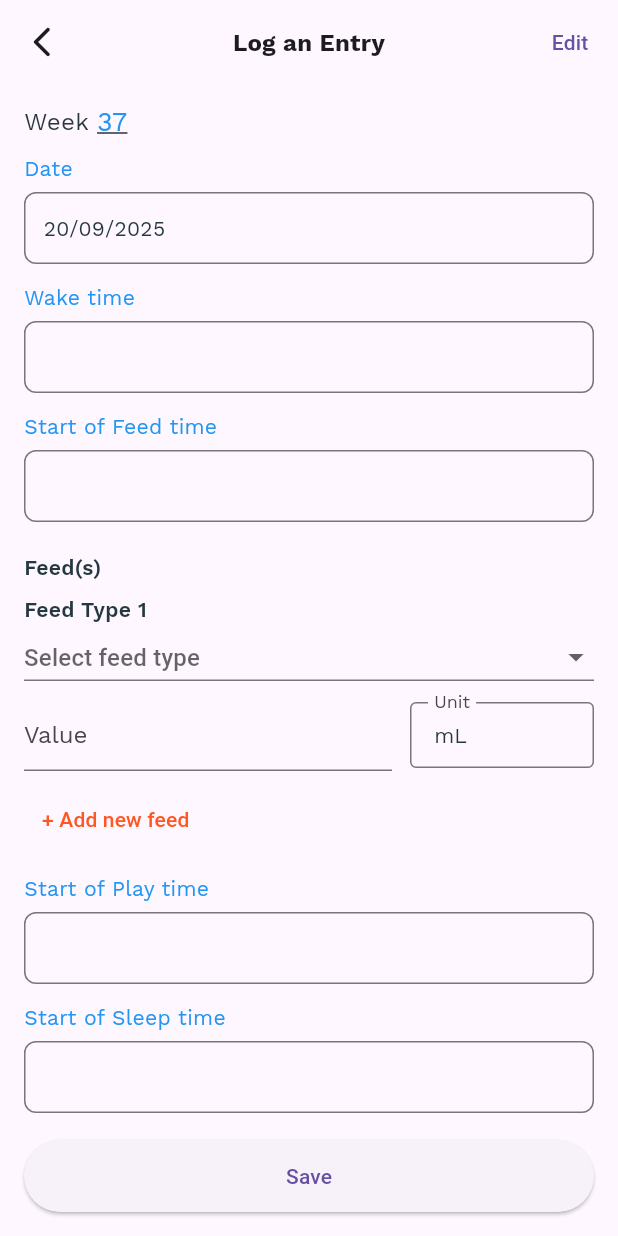
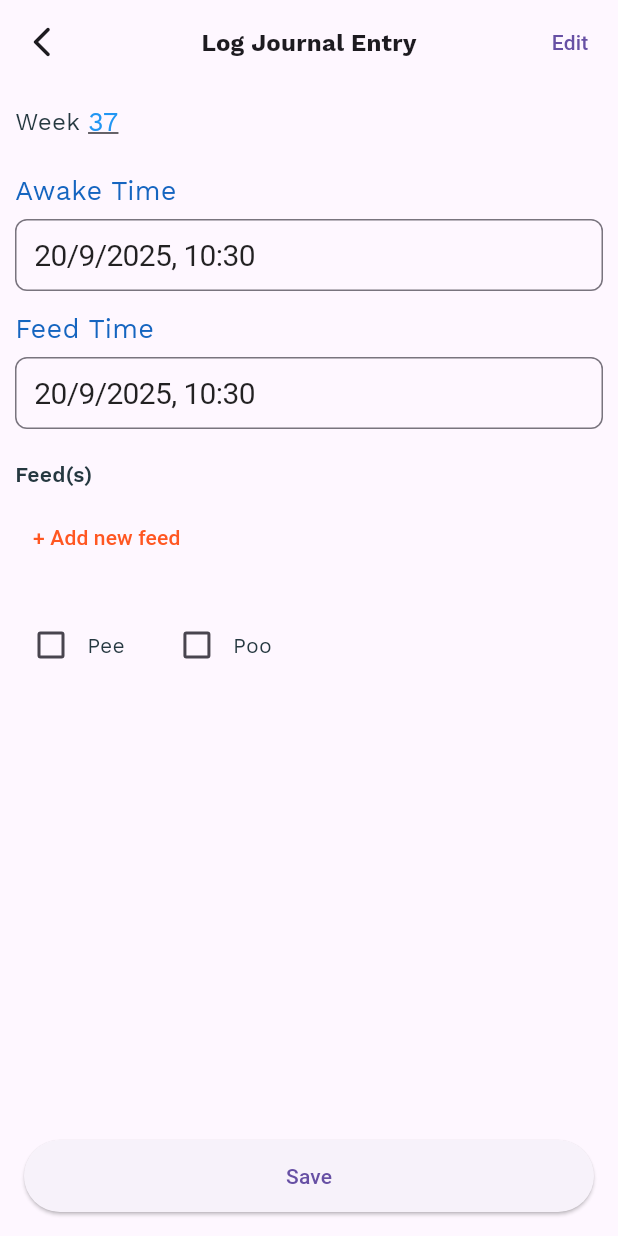
Before and after one commit to jiawei2000/first60Days, a Flutter app: the JournalEntryPage screen opened directly with empty values, on a phone screen of 412 x 824 dp. Run offline on Flutter 3.47's test engine with Material 3 defaults, Android fonts, the phone set to English and light mode, and no system bars; our stand-ins replace flutter_dotenv, font_awesome_flutter, jwt_decoder, table_calendar; project files that could hold a hidden picture were left out.

Commit message:
add create journal datetime picker

```diff
--- a/frontend/template/lib/model/journal_entry.dart
+++ b/frontend/template/lib/model/journal_entry.dart
@@ -1,7 +1,7 @@
 import 'feed_type.dart';
 
 class JournalEntry {
-  final String id;
+  final String? id;
   final int? cycleNo;
   final String? remarks;
   final List<FeedType>? feedType;
@@ -14,7 +14,7 @@ class JournalEntry {
   final bool? hasUrine;
 
   JournalEntry({
-    required this.id,
+    this.id,
     this.cycleNo,
     this.remarks,
     this.feedType,
@@ -51,15 +51,3 @@ class JournalEntry {
     hasUrine: json['urine'] as bool?,
   );
 }
-
-JournalEntry toJson(Map<String, dynamic> json) => JournalEntry(
-  id: json['id'] as String,
-  cycleNo: json['cycleNo'] as int,
-  remarks: json['remarks'] as String,
-  feedType: List<FeedType>.from(
-    (json['feedType'] as List).map((item) => FeedType.fromJson(item)),
-  ),
-  sleepDuration: json['sleepDuration'] as int,
-  hasStool: json['stool'] as bool?,
-  hasUrine: json['urine'] as bool?,
-);
--- a/frontend/template/lib/screens/calendar/month_view.dart
+++ b/frontend/template/lib/screens/calendar/month_view.dart
@@ -27,7 +27,8 @@ class _MonthViewState extends State<MonthView> {
 
   void _getJournalEntries() {
     debugPrint("Reach AAA");
-    JournalAPI.getJournalEntries().then((response) {
+    String babyId = "W6bOM4UJxxfbo0bktsmO"; // Replace with actual babyId
+    JournalAPI.getJournalEntries(babyId).then((response) {
       debugPrint("Response status: ${response.statusCode}");
       // debugPrint("Response body: ${response.body}");
       setState(() {
--- a/frontend/template/lib/screens/create_journal_entry.dart
+++ b/frontend/template/lib/screens/create_journal_entry.dart
@@ -1,92 +1,19 @@
+import 'package:flutter/cupertino.dart';
 import 'package:flutter/material.dart';
 import 'package:flutter/services.dart';
-import 'package:provider/provider.dart';
-import 'providers/auth_provider.dart'; // path relative to /screens
+
+import '../model/journal_entry.dart';
+import '../network/journal_api.dart';
 
 class Feed {
-  String type;   // e.g. EBM / FM / BF(L) / BF(R)
-  String unit;   // mL or minutes
+  String type; // e.g. EBM / FM / BF(L) / BF(R)
+  String unit; // mL or minutes
   double? value; // numeric value
 
   Feed({this.type = '', this.unit = 'mL', this.value});
 
-  Map<String, dynamic> toJson() => {
-    'type': type,
-    'unit': unit,
-    'value': value,
-  };
+  Map<String, dynamic> toJson() => {'type': type, 'unit': unit, 'value': value};
   bool get isEmpty => type.isEmpty && (value == null);
-}
-
-class JournalEntry {
-  DateTime date;
-  String? cycle; // e.g., "First Feed"
-  int?cycleNo;
-  TimeOfDay? wakeTime;
-  TimeOfDay? feedTime;
-  TimeOfDay? playTime;
-  TimeOfDay? sleepTime;
-
-  // Advanced fields
-  TimeOfDay? wakeUpTime;
-  TimeOfDay? startFeedTime;
-  String? typeOfFeed; // EBM / FM / Direct Latch etc.
-  int? totalFeedRightMins;
-  int? totalFeedLeftMins;
-  int? feedAmountMl;
-  TimeOfDay? startPlayTime;
-  TimeOfDay? startSleepTime;
-  Duration? sleepDuration;
-  bool pee;
-  bool poo;
-
-  List<Feed> feeds;
-
-  JournalEntry({
-    required this.date,
-    this.cycle,
-    this.cycleNo,
-    this.wakeTime,
-    this.feedTime,
-    this.playTime,
-    this.sleepTime,
-    this.wakeUpTime,
-    this.startFeedTime,
-    this.typeOfFeed,
-    this.totalFeedRightMins,
-    this.totalFeedLeftMins,
-    this.feedAmountMl,
-    this.startPlayTime,
-    this.startSleepTime,
-    this.sleepDuration,
-    this.pee = false,
-    this.poo = false,
-    this.feeds = const [],
-  });
-
-  Map<String, dynamic> toJson() => {
-        'date': date.toIso8601String(),
-        'cycle': cycle,
-        'cycleNo': cycleNo,
-        'wakeTime': _fmtTOD(wakeTime),
-        'feedTime': _fmtTOD(feedTime),
-        'playTime': _fmtTOD(playTime),
-        'sleepTime': _fmtTOD(sleepTime),
-        'wakeUpTime': _fmtTOD(wakeUpTime),
-        'startFeedTime': _fmtTOD(startFeedTime),
-        'typeOfFeed': typeOfFeed,
-        'totalFeedRightMins': totalFeedRightMins,
-        'totalFeedLeftMins': totalFeedLeftMins,
-        'feedAmountMl': feedAmountMl,
-        'startPlayTime': _fmtTOD(startPlayTime),
-        'startSleepTime': _fmtTOD(startSleepTime),
-        'sleepDuration': sleepDuration?.inSeconds,
-        'pee': pee,
-        'poo': poo,
-        'feeds': feeds.map((f) => f.toJson()).toList(),
-      };
-
-  static String? _fmtTOD(TimeOfDay? t) => t == null ? null : _formatTimeOfDay(t);
 }
 
 const _kFeedTypes = ['EBM', 'FM', 'BF (L)', 'BF (R)'];
@@ -113,27 +40,22 @@ class _JournalEntryPageState extends State<JournalEntryPage> {
   final _formKey = GlobalKey<FormState>();
   bool _showAllFields = false;
 
-  // Core state
-  late DateTime _date;
-  TimeOfDay? _wakeTime;
-  TimeOfDay? _feedTime;
-  TimeOfDay? _playTime;
-  TimeOfDay? _sleepTime;
-
   // Advanced state
   String? _cycle;
   final _cycleNoCtrl = TextEditingController();
-  TimeOfDay? _wakeUpTime;
-  TimeOfDay? _startFeedTime;
   String? _typeOfFeed;
   final _totalRightCtrl = TextEditingController();
   final _totalLeftCtrl = TextEditingController();
   final _feedAmountCtrl = TextEditingController();
-  TimeOfDay? _startPlayTime;
-  TimeOfDay? _startSleepTime;
   final _sleepDurationCtrl = TextEditingController(text: '02:30:00');
   bool _pee = false;
   bool _poo = false;
+
+  DateTime _startWakeTime = DateTime.now();
+  DateTime _startFeedTime = DateTime.now();
+  DateTime _startPlayTime = DateTime.now();
+  DateTime _startSleepTime = DateTime.now();
+  TimeOfDay? _playTime;
 
   final List<TextEditingController> _feedTypeCtrls = [];
   final List<TextEditingController> _feedValueCtrls = [];
@@ -143,40 +65,6 @@ class _JournalEntryPageState extends State<JournalEntryPage> {
   void initState() {
     super.initState();
     final init = widget.initial;
-    _date = init?.date ?? DateTime.now();
-    _wakeTime = init?.wakeTime;
-    _feedTime = init?.feedTime;
-    _playTime = init?.playTime;
-    _sleepTime = init?.sleepTime;
-
-    _cycle = init?.cycle;
-    if (init?.cycleNo != null) _cycleNoCtrl.text = init!.cycleNo.toString();
-    _wakeUpTime = init?.wakeUpTime;
-    _startFeedTime = init?.startFeedTime;
-    _typeOfFeed = init?.typeOfFeed;
-    if (init?.totalFeedRightMins != null) {
-      _totalRightCtrl.text = init!.totalFeedRightMins.toString();
-    }
-    if (init?.totalFeedLeftMins != null) {
-      _totalLeftCtrl.text = init!.totalFeedLeftMins.toString();
-    }
-    if (init?.feedAmountMl != null) {
-      _feedAmountCtrl.text = init!.feedAmountMl.toString();
-    }
-    if (init?.sleepDuration != null) {
-      _sleepDurationCtrl.text = _formatDuration(init!.sleepDuration!);
-    }
-    _startPlayTime = init?.startPlayTime;
-    _startSleepTime = init?.startSleepTime;
-    _pee = init?.pee ?? false;
-    _poo = init?.poo ?? false;
-
-    final seeds = init?.feeds ?? [Feed()];
-    for (final f in seeds) {
-      _feedTypeCtrls.add(TextEditingController(text: f.type));
-      _feedValueCtrls.add(TextEditingController(text: f.value?.toString() ?? ''));
-      _feedUnits.add(f.unit);
-    }
   }
 
   @override
@@ -200,29 +88,38 @@ class _JournalEntryPageState extends State<JournalEntryPage> {
     return Scaffold(
       appBar: AppBar(
         leading: const BackButton(),
-        title: const Text('Log an Entry'),
+        title: const Text('Log Journal Entry'),
         actions: [
           TextButton(
             onPressed: () => setState(() => _showAllFields = !_showAllFields),
             child: Text(_showAllFields ? 'Simple' : 'Edit'),
-          )
+          ),
         ],
       ),
       body: SafeArea(
         child: Form(
           key: _formKey,
           child: ListView(
-            padding: const EdgeInsets.symmetric(horizontal: 16, vertical: 12),
+            padding: const EdgeInsets.symmetric(horizontal: 10, vertical: 12),
             children: [
               _weekHeader(),
-              const SizedBox(height: 8),
-              _dateField(context),
-              const SizedBox(height: 12),
-              _timeField(context, label: 'Wake time', value: _wakeTime,
-                  onPicked: (t) => setState(() => _wakeTime = t)),
-              const SizedBox(height: 12),
-              _timeField(context, label: 'Start of Feed time', value: _feedTime,
-                  onPicked: (t) => setState(() => _feedTime = t)),
+              SizedBox(height: 20),
+              SizedBox(
+                width: double.infinity,
+                child: _cupertinoDate(
+                  context,
+                  _startWakeTime,
+                  'Awake Time',
+                  (newDateTime) => setState(() => _startWakeTime = newDateTime),
+                ),
+              ),
+              SizedBox(height: 12),
+              _cupertinoDate(
+                context,
+                _startFeedTime,
+                'Feed Time',
+                (newDateTime) => setState(() => _startFeedTime = newDateTime),
+              ),
               const SizedBox(height: 12),
               _section('Feed(s)'),
               for (int i = 0; i < _feedTypeCtrls.length; i++) ...[
@@ -233,22 +130,26 @@ class _JournalEntryPageState extends State<JournalEntryPage> {
                 alignment: Alignment.centerLeft,
                 child: TextButton(
                   onPressed: _addFeed,
-                  child: const Text('+ Add new feed',
-                      style: TextStyle(color: Colors.deepOrange)),
+                  child: const Text(
+                    '+ Add new feed',
+                    style: TextStyle(color: Colors.deepOrange),
+                  ),
                 ),
               ),
               const SizedBox(height: 12),
-              _timeField(context, label: 'Start of Play time', value: _playTime,
-                  onPicked: (t) => setState(() => _playTime = t)),
               const SizedBox(height: 12),
-              _timeField(context, label: 'Start of Sleep time', value: _sleepTime,
-                  onPicked: (t) => setState(() => _sleepTime = t)),
               Row(
                 children: [
-                  Checkbox(value: _pee, onChanged: (v) => setState(() => _pee = v ?? false)),
+                  Checkbox(
+                    value: _pee,
+                    onChanged: (v) => setState(() => _pee = v ?? false),
+                  ),
                   const Text('Pee'),
                   const SizedBox(width: 24),
-                  Checkbox(value: _poo, onChanged: (v) => setState(() => _poo = v ?? false)),
+                  Checkbox(
+                    value: _poo,
+                    onChanged: (v) => setState(() => _poo = v ?? false),
+                  ),
                   const Text('Poo'),
                 ],
               ),
@@ -266,11 +167,10 @@ class _JournalEntryPageState extends State<JournalEntryPage> {
                     onChanged: (v) => _cycle = v,
                   ),
                 ),
-                _timeField(context, label: 'Wake time (legacy field)', value: _wakeUpTime,
-                    onPicked: (t) => setState(() => _wakeUpTime = t)),
-                _timeField(context, label: 'Start of Feed Time (legacy)', value: _startFeedTime,
-                    onPicked: (t) => setState(() => _startFeedTime = t)),
-                _textField(label: 'Type of Feed (legacy)', onChanged: (v) => _typeOfFeed = v),
+                _textField(
+                  label: 'Type of Feed (legacy)',
+                  onChanged: (v) => _typeOfFeed = v,
+                ),
                 _numberField('Total Feed Time in Mins (R)', _totalRightCtrl),
                 _numberField('Total Feed Time in Mins (L)', _totalLeftCtrl),
                 _numberField('Feed Amount (mL)', _feedAmountCtrl),
@@ -295,11 +195,13 @@ class _JournalEntryPageState extends State<JournalEntryPage> {
   }
 
   Widget _feedGroup(int index) {
-    final typeCtrl  = _feedTypeCtrls[index];
+    final typeCtrl = _feedTypeCtrls[index];
     final valueCtrl = _feedValueCtrls[index];
 
     // keep unit in sync with type (in case initial data had empty unit)
-    final currentUnit = _unitForType(typeCtrl.text.isEmpty ? null : typeCtrl.text);
+    final currentUnit = _unitForType(
+      typeCtrl.text.isEmpty ? null : typeCtrl.text,
+    );
     if (_feedUnits[index] != currentUnit) {
       _feedUnits[index] = currentUnit;
     }
@@ -307,7 +209,10 @@ class _JournalEntryPageState extends State<JournalEntryPage> {
     return Column(
       crossAxisAlignment: CrossAxisAlignment.start,
       children: [
-        Text('Feed Type ${index + 1}', style: const TextStyle(fontWeight: FontWeight.w600)),
+        Text(
+          'Feed Type ${index + 1}',
+          style: const TextStyle(fontWeight: FontWeight.w600),
+        ),
         const SizedBox(height: 6),
 
         // Feed TYPE dropdown
@@ -338,9 +243,16 @@ class _JournalEntryPageState extends State<JournalEntryPage> {
               flex: 2,
               child: TextFormField(
                 controller: valueCtrl,
-                keyboardType: const TextInputType.numberWithOptions(decimal: true),
-                inputFormatters: [FilteringTextInputFormatter.allow(RegExp(r'[0-9.]'))],
-                decoration: const InputDecoration(labelText: 'Value', isDense: true),
+                keyboardType: const TextInputType.numberWithOptions(
+                  decimal: true,
+                ),
+                inputFormatters: [
+                  FilteringTextInputFormatter.allow(RegExp(r'[0-9.]')),
+                ],
+                decoration: const InputDecoration(
+                  labelText: 'Value',
+                  isDense: true,
+                ),
                 validator: (v) {
                   if (v == null || v.trim().isEmpty) return null; // optional
                   return double.tryParse(v) == null ? 'Numeric' : null;
@@ -354,7 +266,11 @@ class _JournalEntryPageState extends State<JournalEntryPage> {
             Expanded(
               flex: 1,
               child: InputDecorator(
-                decoration: const InputDecoration(labelText: 'Unit', isDense: true, border: OutlineInputBorder()),
+                decoration: const InputDecoration(
+                  labelText: 'Unit',
+                  isDense: true,
+                  border: OutlineInputBorder(),
+                ),
                 child: Text(_feedUnits[index]),
               ),
             ),
@@ -369,7 +285,10 @@ class _JournalEntryPageState extends State<JournalEntryPage> {
                   padding: EdgeInsets.zero,
                   iconSize: 20,
                   splashRadius: 18,
-                  constraints: const BoxConstraints.tightFor(width: 36, height: 36),
+                  constraints: const BoxConstraints.tightFor(
+                    width: 36,
+                    height: 36,
+                  ),
                   icon: const Icon(Icons.remove_circle_outline),
                   onPressed: () => _removeFeed(index),
                   tooltip: 'Remove',
@@ -398,17 +317,81 @@ class _JournalEntryPageState extends State<JournalEntryPage> {
     });
   }
 
-
   Widget _weekHeader() {
+    var _date = DateTime.now();
     final week = _weekNumber(_date);
     return Row(
       children: [
         const Text('Week ', style: TextStyle(fontSize: 16)),
         GestureDetector(
           onTap: () {},
-          child: Text('$week', style: const TextStyle(fontSize: 18, color: Colors.blue, decoration: TextDecoration.underline)),
-        )
+          child: Text(
+            '$week',
+            style: const TextStyle(
+              fontSize: 18,
+              color: Colors.blue,
+              decoration: TextDecoration.underline,
+            ),
+          ),
+        ),
       ],
+    );
+  }
+
+  void _showDialog(Widget child) {
+    showCupertinoModalPopup<void>(
+      context: context,
+      builder: (BuildContext context) => Container(
+        height: 216,
+        padding: const EdgeInsets.only(top: 6.0),
+        // The Bottom margin is provided to align the popup above the system
+        // navigation bar.
+        margin: EdgeInsets.only(
+          bottom: MediaQuery.of(context).viewInsets.bottom,
+        ),
+        // Provide a background color for the popup.
+        color: CupertinoColors.systemBackground.resolveFrom(context),
+        // Use a SafeArea widget to avoid system overlaps.
+        child: SafeArea(top: false, child: child),
+      ),
+    );
+  }
+
+  Widget _cupertinoDate(
+    BuildContext context,
+    DateTime dateTime,
+    String label,
+    ValueChanged<DateTime> onChanged,
+  ) {
+    return _LabeledField(
+      label: label,
+      child: InkWell(
+        // Give the blinking effect when clicked
+        child: CupertinoButton(
+          padding: EdgeInsets.zero,
+          // Display a CupertinoDatePicker in dateTime picker mode.
+          onPressed: () => _showDialog(
+            CupertinoDatePicker(
+              initialDateTime: dateTime,
+              use24hFormat: true,
+              // This is called when the user changes the dateTime.
+              onDateTimeChanged: (DateTime newDateTime) {
+                // setState(() => dateTime = newDateTime);
+                onChanged(newDateTime);
+              },
+            ),
+          ),
+          // child: Text(
+          //   // Format DateTime
+          //   '${dateTime.month}/${dateTime.day}/${dateTime.year}, ${dateTime.hour.toString().padLeft(2, '0')}:${dateTime.minute.toString().padLeft(2, '0')}',
+          //   style: const TextStyle(fontSize: 22.0),
+          // ),
+          child: _ReadOnlyBox(
+            text:
+                "${dateTime.day}/${dateTime.month}/${dateTime.year}, ${dateTime.hour.toString().padLeft(2, '0')}:${dateTime.minute.toString().padLeft(2, '0')}",
+          ),
+        ),
+      ),
     );
   }
 
@@ -417,30 +400,20 @@ class _JournalEntryPageState extends State<JournalEntryPage> {
     child: Text(title, style: const TextStyle(fontWeight: FontWeight.w600)),
   );
 
-  Widget _dateField(BuildContext context) {
-    return _LabeledField(
-      label: 'Date',
-      child: InkWell(
-        onTap: () async {
-          final picked = await showDatePicker(
-            context: context,
-            initialDate: _date,
-            firstDate: DateTime(2020),
-            lastDate: DateTime(2100),
-          );
-          if (picked != null) setState(() => _date = picked);
-        },
-        child: _ReadOnlyBox(text: _formatDate(_date)),
-      ),
-    );
-  }
-
-  Widget _timeField(BuildContext context, {required String label, required TimeOfDay? value, required ValueChanged<TimeOfDay> onPicked}) {
+  Widget _timeField(
+    BuildContext context, {
+    required String label,
+    required TimeOfDay? value,
+    required ValueChanged<TimeOfDay> onPicked,
+  }) {
     return _LabeledField(
       label: label,
       child: InkWell(
         onTap: () async {
-          final picked = await showTimePicker(context: context, initialTime: value ?? TimeOfDay.now());
+          final picked = await showTimePicker(
+            context: context,
+            initialTime: value ?? TimeOfDay.now(),
+          );
           if (picked != null) onPicked(picked);
         },
         child: _ReadOnlyBox(text: value == null ? '' : _formatTimeOfDay(value)),
@@ -448,21 +421,11 @@ class _JournalEntryPageState extends State<JournalEntryPage> {
     );
   }
 
-  // Widget _durationField() {
-  //   return _LabeledField(
-  //     label: 'Sleep Duration',
-  //     child: TextFormField(
-  //       controller: _sleepDurationCtrl,
-  //       decoration: const InputDecoration(hintText: 'HH:MM:SS'),
-  //       validator: (v) {
-  //         if (v == null || v.isEmpty) return null; // optional
-  //         return _parseDuration(v) == null ? 'Use HH:MM:SS' : null;
-  //       },
-  //     ),
-  //   );
-  // }
-
-  Widget _textField({required String label, String? hintText, required ValueChanged<String> onChanged}) {
+  Widget _textField({
+    required String label,
+    String? hintText,
+    required ValueChanged<String> onChanged,
+  }) {
     return _LabeledField(
       label: label,
       child: TextFormField(
@@ -485,68 +448,15 @@ class _JournalEntryPageState extends State<JournalEntryPage> {
   }
 
   void _onSave() async {
-    if (!_formKey.currentState!.validate()) return;
+    final entry = JournalEntry(remarks: "test");
 
-    final feeds = <Feed>[];
-    for (var i = 0; i < _feedTypeCtrls.length; i++) {
-      final type = _feedTypeCtrls[i].text.trim();
-      final unit = _feedUnits[i];
-      final vTxt = _feedValueCtrls[i].text.trim();
-      final value = vTxt.isEmpty ? null : double.tryParse(vTxt);
-      final f = Feed(type: type, unit: unit, value: value);
-      if (!f.isEmpty) feeds.add(f);
-    }
+    debugPrint("Reach AAA");
+    String babyId = "W6bOM4UJxxfbo0bktsmO"; // Replace with actual babyId
 
-    final entry = JournalEntry(
-      date: _date,
-      cycle: _cycle,
-      cycleNo: _tryParseInt(_cycleNoCtrl.text),
-      wakeTime: _wakeTime,
-      feedTime: _feedTime,
-      playTime: _playTime,
-      sleepTime: _sleepTime,
-      wakeUpTime: _wakeUpTime,
-      startFeedTime: _startFeedTime,
-      typeOfFeed: _typeOfFeed,
-      totalFeedRightMins: _tryParseInt(_totalRightCtrl.text),
-      totalFeedLeftMins: _tryParseInt(_totalLeftCtrl.text),
-      feedAmountMl: _tryParseInt(_feedAmountCtrl.text),
-      startPlayTime: _startPlayTime,
-      startSleepTime: _startSleepTime,
-      sleepDuration: _parseDuration(_sleepDurationCtrl.text),
-      pee: _pee,
-      poo: _poo,
-      feeds: feeds,
-    );
-
-    final token = Provider.of<AuthProvider>(context, listen: false).token;
-    if (token == null || token.isEmpty) {
-      ScaffoldMessenger.of(context).showSnackBar(
-        const SnackBar(content: Text('No auth token. Please sign in again.')),
-      );
-      return;
-    }
-
-    // try {
-    //   final api = "";
-    //   final newId = await api.createEntry(
-    //     babyId: widget.babyId,
-    //     entry: entry,
-    //   );
-
-    //   if (!mounted) return;
-    //   ScaffoldMessenger.of(context).showSnackBar(
-    //     SnackBar(content: Text('✅ Saved entry $newId')),
-    //   );
-
-    //   widget.onSave?.call(entry);
-    //   Navigator.of(context).pop(entry);
-    // } catch (e) {
-    //   if (!mounted) return;
-    //   ScaffoldMessenger.of(context).showSnackBar(
-    //     SnackBar(content: Text('❌ Save failed: $e')),
-    //   );
-    // }
+    JournalAPI.createJournalEntry(babyId, entry).then((response) {
+      debugPrint("Response status: ${response.statusCode}");
+      debugPrint("Response body: ${response.body}");
+    });
   }
 }
 
@@ -562,7 +472,13 @@ class _LabeledField extends StatelessWidget {
       children: [
         Padding(
           padding: const EdgeInsets.only(bottom: 6),
-          child: Text(label, style: const TextStyle(color: Colors.blue)),
+          child: Text(
+            label,
+            style: const TextStyle(
+              color: Color(0xFF1565C0), // Darker blue
+              fontSize: 18, // Increased font size
+            ),
+          ),
         ),
         child,
       ],
@@ -585,7 +501,10 @@ class _ReadOnlyBox extends StatelessWidget {
         border: Border.all(color: Theme.of(context).dividerColor),
         color: Theme.of(context).colorScheme.surface,
       ),
-      child: Text(text),
+      child: Text(
+        text,
+        style: const TextStyle(fontSize: 20, color: Colors.black87),
+      ),
     );
   }
 }
@@ -608,21 +527,3 @@ int _weekNumber(DateTime date) {
   final firstThursday = DateTime(thursday.year, 1, 4);
   return 1 + ((thursday.difference(firstThursday).inDays) / 7).floor();
 }
-
-int? _tryParseInt(String s) => s.trim().isEmpty ? null : int.tryParse(s.trim());
-
-Duration? _parseDuration(String? hhmmss) {
-  if (hhmmss == null || hhmmss.isEmpty) return null;
-  final parts = hhmmss.split(':');
-  if (parts.length != 3) return null;
-  final h = int.tryParse(parts[0]);
-  final m = int.tryParse(parts[1]);
-  final s = int.tryParse(parts[2]);
-  if (h == null || m == null || s == null) return null;
-  return Duration(hours: h, minutes: m, seconds: s);
-}
-
-String _formatDuration(Duration d) {
-  String two(int n) => n.toString().padLeft(2, '0');
-  return '${two(d.inHours)}:${two(d.inMinutes % 60)}:${two(d.inSeconds % 60)}';
-}
```
Also changed, not shown: frontend/template/lib/network/journal_api.dart (+28 -6 lines). Lines whose indentation alone changed are shown as unchanged.
